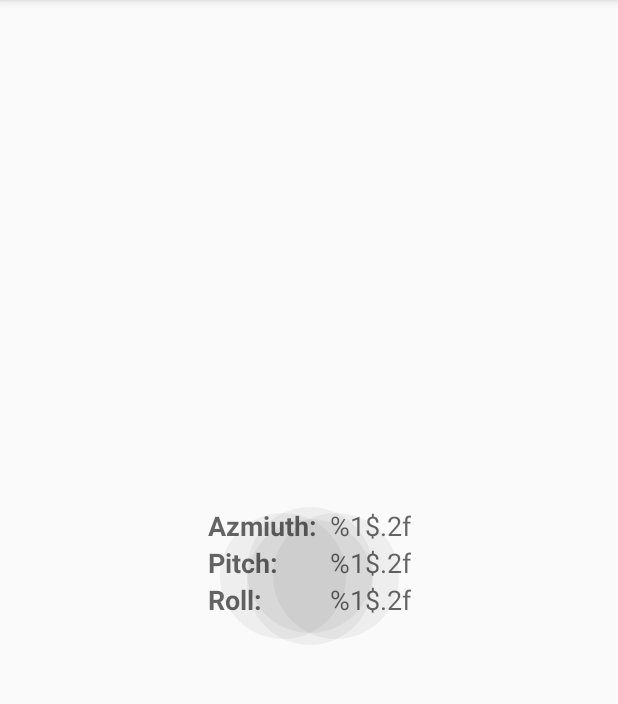
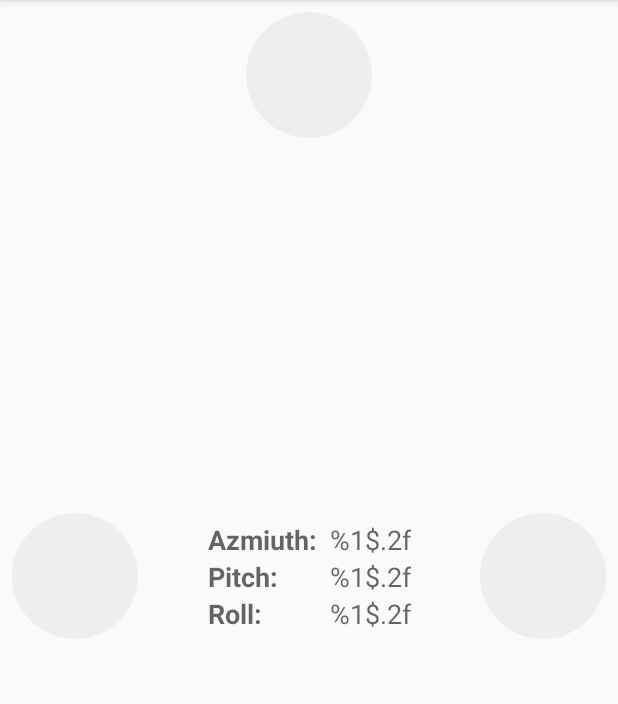
Before and after one commit to kevin-ripley/TiltSpot_start, an Android app: the screen it shows after launch (MainActivity), on a phone screen of 412 x 824 dp, the part 84-788 px from its top. Run offline under Robolectric (Android 15) with nearby library versions, the phone set to English and light mode, and no system bars.

Commit message:
updated build with spots in correct alignment

```diff
--- a/app/src/main/java/com/example/android/tiltspot/MainActivity.java
+++ b/app/src/main/java/com/example/android/tiltspot/MainActivity.java
@@ -24,6 +24,7 @@ import android.hardware.SensorEventListener;
 import android.hardware.SensorManager;
 import android.os.Bundle;
 import android.support.v7.app.AppCompatActivity;
+import android.widget.ImageView;
 import android.widget.TextView;
 
 public class MainActivity extends AppCompatActivity
@@ -50,13 +51,18 @@ public class MainActivity extends AppCompatActivity
     private float[] mAccelerometerData = new float[3];
     private float[] mMagnetometerData = new float[3];
 
+    private ImageView mSpotTop;
+    private ImageView mSpotBottom;
+    private ImageView mSpotLeft;
+    private ImageView mSpotRight;
+
     @Override
     protected void onCreate(Bundle savedInstanceState) {
         super.onCreate(savedInstanceState);
         setContentView(R.layout.activity_main);
 
         // Lock the orientation to portrait (for now)
-        setRequestedOrientation(ActivityInfo.SCREEN_ORIENTATION_PORTRAIT);
+        setRequestedOrientation(ActivityInfo.SCREEN_ORIENTATION_UNSPECIFIED);
 
         mTextSensorAzimuth = (TextView) findViewById(R.id.value_azimuth);
         mTextSensorPitch = (TextView) findViewById(R.id.value_pitch);
@@ -71,6 +77,11 @@ public class MainActivity extends AppCompatActivity
                 Sensor.TYPE_ACCELEROMETER);
         mSensorMagnetometer = mSensorManager.getDefaultSensor(
                 Sensor.TYPE_MAGNETIC_FIELD);
+
+        mSpotTop = (ImageView) findViewById(R.id.spot_top);
+        mSpotBottom = (ImageView) findViewById(R.id.spot_bottom);
+        mSpotLeft = (ImageView) findViewById(R.id.spot_left);
+        mSpotRight = (ImageView) findViewById(R.id.spot_right);
     }
 
     /**
@@ -119,6 +130,7 @@ public class MainActivity extends AppCompatActivity
                 break;
             default:
                 return;
+
         }
 
         float[] rotationMatrix = new float[9];
@@ -140,6 +152,29 @@ public class MainActivity extends AppCompatActivity
                 R.string.value_format, pitch));
         mTextSensorRoll.setText(getResources().getString(
                 R.string.value_format, roll));
+
+        if (Math.abs(pitch) < VALUE_DRIFT) {
+            pitch = 0;
+        }
+        if (Math.abs(roll) < VALUE_DRIFT) {
+            roll = 0;
+        }
+        mSpotTop.setAlpha(0f);
+        mSpotBottom.setAlpha(0f);
+        mSpotLeft.setAlpha(0f);
+        mSpotRight.setAlpha(0f);
+
+        if (pitch > 0) {
+            mSpotBottom.setAlpha(pitch);
+        } else {
+            mSpotTop.setAlpha(Math.abs(pitch));
+        }
+        if (roll > 0) {
+            mSpotLeft.setAlpha(roll);
+        } else {
+            mSpotRight.setAlpha(Math.abs(roll));
+        }
+
     }
 
     /**
--- a/app/src/main/res/layout/activity_main.xml
+++ b/app/src/main/res/layout/activity_main.xml
@@ -20,17 +20,6 @@ limitations under the License. -->
     android:layout_width="match_parent"
     android:layout_height="match_parent"
     tools:context="com.example.android.tiltspot.MainActivity">
-
-    <android.support.constraint.ConstraintLayout
-        android:id="@+id/label_group"
-        android:layout_width="wrap_content"
-        android:layout_height="wrap_content"
-        android:layout_margin="@dimen/base_margin"
-        android:orientation="vertical"
-        app:layout_constraintBottom_toBottomOf="parent"
-        app:layout_constraintLeft_toLeftOf="parent"
-        app:layout_constraintRight_toRightOf="parent"
-        app:layout_constraintTop_toTopOf="parent">
 
     <ImageView
         android:id="@+id/spot_top"
@@ -82,6 +71,19 @@ limitations under the License. -->
         app:srcCompat="@drawable/spot"
         tools:ignore="ContentDescription"
         android:alpha="0.05" />
+
+    <android.support.constraint.ConstraintLayout
+        android:id="@+id/label_group"
+        android:layout_width="wrap_content"
+        android:layout_height="wrap_content"
+        android:layout_margin="@dimen/base_margin"
+        android:orientation="vertical"
+        app:layout_constraintBottom_toBottomOf="parent"
+        app:layout_constraintLeft_toLeftOf="parent"
+        app:layout_constraintRight_toRightOf="parent"
+        app:layout_constraintTop_toTopOf="parent">
+
+
 
         <!-- Labels -->
         <TextView
```
Also changed, not shown: 179 other files. Lines whose indentation alone changed are shown as unchanged.
